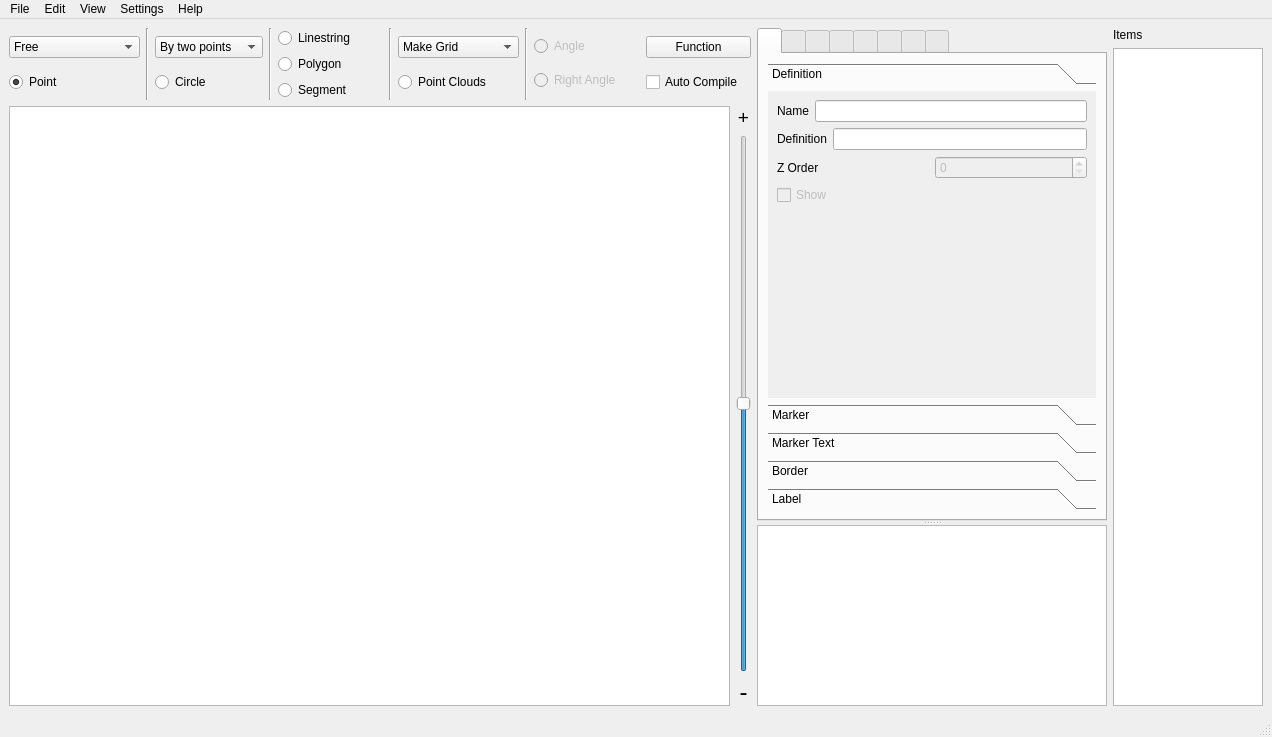
The window that main.ui (csekri/tkzgeom) describes before a commit, drawn with Qt 5.
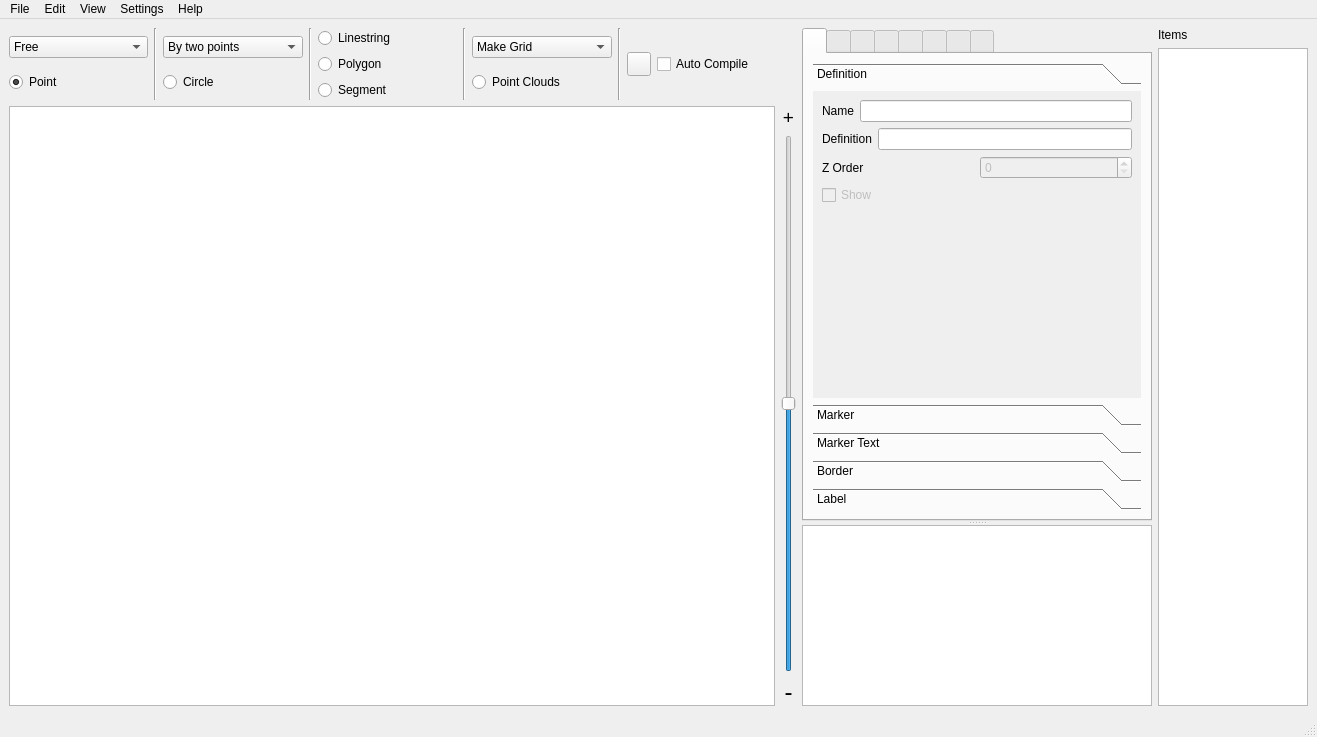
The same window after the commit. The open tabs and pages were chosen to show the change. Icons and pictures are not drawn.

Commit message: How could we live without the compile button? Now it's added

What changed in the file:
```diff
--- a/main.ui
+++ b/main.ui
@@ -6,7 +6,7 @@
    <rect>
     <x>0</x>
     <y>0</y>
-    <width>1272</width>
+    <width>1317</width>
     <height>737</height>
    </rect>
   </property>
@@ -305,28 +305,28 @@
           <item>
            <layout class="QVBoxLayout" name="verticalLayout_85">
             <item>
-             <widget class="QRadioButton" name="angle_radio">
-              <property name="enabled">
-               <bool>false</bool>
+             <widget class="QPushButton" name="compile_pushButton">
+              <property name="maximumSize">
+               <size>
+                <width>24</width>
+                <height>24</height>
+               </size>
               </property>
               <property name="focusPolicy">
                <enum>Qt::NoFocus</enum>
               </property>
-              <property name="text">
-               <string>Angle</string>
+              <property name="styleSheet">
+               <string notr="true">QPushButton {
+qproperty-iconSize: 20px; 
+padding: 0px;
+}</string>
               </property>
-             </widget>
-            </item>
-            <item>
-             <widget class="QRadioButton" name="right_angle_radio">
-              <property name="enabled">
-               <bool>false</bool>
-              </property>
-              <property name="focusPolicy">
-               <enum>Qt::NoFocus</enum>
-              </property>
               <property name="text">
-               <string>Right Angle</string>
+               <string/>
+              </property>
+              <property name="icon">
+               <iconset resource="icon/resources.qrc">
+                <normaloff>:/images/compile/lets_compile.png</normaloff>:/images/compile/lets_compile.png</iconset>
               </property>
              </widget>
             </item>
@@ -334,19 +334,6 @@
           </item>
           <item>
            <layout class="QVBoxLayout" name="verticalLayout_86">
-            <item>
-             <widget class="QPushButton" name="pushButton">
-              <property name="enabled">
-               <bool>true</bool>
-              </property>
-              <property name="focusPolicy">
-               <enum>Qt::NoFocus</enum>
-              </property>
-              <property name="text">
-               <string>Function</string>
-              </property>
-             </widget>
-            </item>
             <item>
              <widget class="QCheckBox" name="auto_compile_checkbox">
               <property name="text">
@@ -498,8 +485,8 @@
                <rect>
                 <x>0</x>
                 <y>0</y>
-                <width>125</width>
-                <height>123</height>
+                <width>330</width>
+                <height>294</height>
                </rect>
               </property>
               <attribute name="label">
@@ -11045,8 +11032,8 @@
           <string>&lt;!DOCTYPE HTML PUBLIC &quot;-//W3C//DTD HTML 4.0//EN&quot; &quot;http://www.w3.org/TR/REC-html40/strict.dtd&quot;&gt;
 &lt;html&gt;&lt;head&gt;&lt;meta name=&quot;qrichtext&quot; content=&quot;1&quot; /&gt;&lt;style type=&quot;text/css&quot;&gt;
 p, li { white-space: pre-wrap; }
-&lt;/style&gt;&lt;/head&gt;&lt;body style=&quot; font-family:'MS Shell Dlg 2'; font-size:8.25pt; font-weight:400; font-style:normal;&quot;&gt;
-&lt;p style=&quot;-qt-paragraph-type:empty; margin-top:0px; margin-bottom:0px; margin-left:0px; margin-right:0px; -qt-block-indent:0; text-indent:0px; font-family:'Noto Sans'; font-size:10pt;&quot;&gt;&lt;br /&gt;&lt;/p&gt;&lt;/body&gt;&lt;/html&gt;</string>
+&lt;/style&gt;&lt;/head&gt;&lt;body style=&quot; font-family:'Noto Sans'; font-size:10pt; font-weight:400; font-style:normal;&quot;&gt;
+&lt;p style=&quot;-qt-paragraph-type:empty; margin-top:0px; margin-bottom:0px; margin-left:0px; margin-right:0px; -qt-block-indent:0; text-indent:0px;&quot;&gt;&lt;br /&gt;&lt;/p&gt;&lt;/body&gt;&lt;/html&gt;</string>
          </property>
         </widget>
        </widget>
@@ -11099,8 +11086,8 @@
     <rect>
      <x>0</x>
      <y>0</y>
-     <width>1272</width>
-     <height>21</height>
+     <width>1317</width>
+     <height>30</height>
     </rect>
    </property>
    <widget class="QMenu" name="menuFile">
```
Left out of the diff: 113 changed lines with no effect on the pictures. The commit also changes 11 other files.
